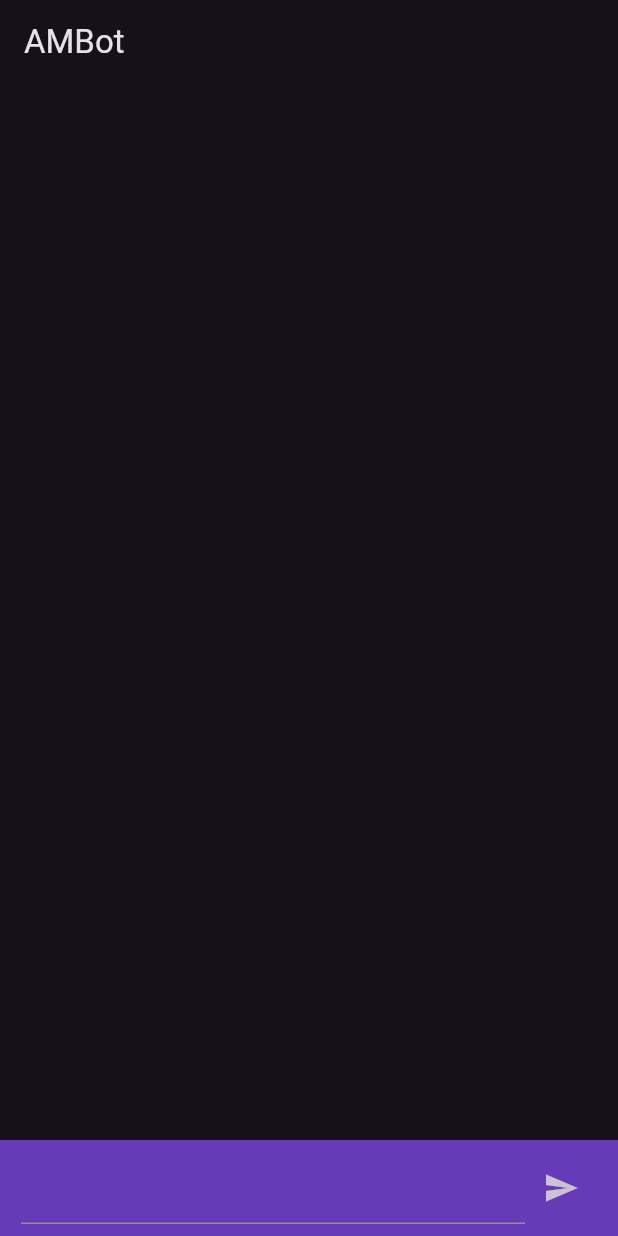
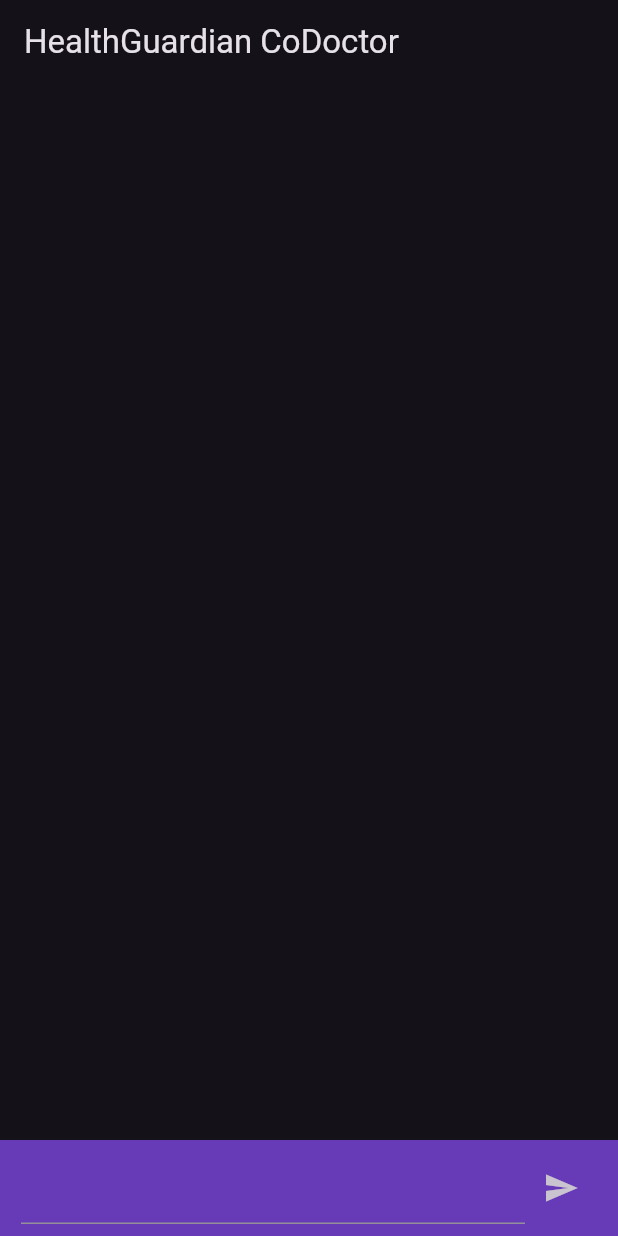
Before and after one commit to dharmesh-1715/chatbot2, a Flutter app: the screen it shows after launch, after a tap on the "send" icon, on a phone screen of 412 x 824 dp. Run offline on Flutter 3.47's test engine with Material 3 defaults, Android fonts, the phone set to English and light mode, and no system bars; missing offline and left inert: dialog_flowtter.

Commit message:
Working code

```diff
--- a/lib/main.dart
+++ b/lib/main.dart
@@ -1,5 +1,5 @@
+import 'package:flutter/material.dart';
 import 'package:dialog_flowtter/dialog_flowtter.dart';
-import 'package:flutter/material.dart';
 import 'package:chatbot/Messages.dart';
 
 void main() => runApp(MyApp());
@@ -10,7 +10,8 @@ class MyApp extends StatelessWidget {
   @override
   Widget build(BuildContext context) {
     return MaterialApp(
-      title: 'AMBot',
+      debugShowCheckedModeBanner: false,
+      title: 'HeathGuardian',
       theme: ThemeData(brightness: Brightness.dark),
       home: Home(),
     );
@@ -40,7 +41,7 @@ class _HomeState extends State<Home> {
   Widget build(BuildContext context) {
     return Scaffold(
       appBar: AppBar(
-        title: Text('AMBot'),
+        title: Text('HealthGuardian CoDoctor'),
       ),
       body: Container(
         child: Column(
@@ -55,24 +56,25 @@ class _HomeState extends State<Home> {
                     child: TextField(
                       controller: _controller,
                       style: TextStyle(color: Colors.white),
-                  )),
+                    ),
+                  ),
                   IconButton(
                     onPressed: () {
                       sendMessage(_controller.text);
                       _controller.clear();
                     },
-                      icon: Icon(Icons.send))
+                    icon: Icon(Icons.send),
+                  ),
                 ],
               ),
-            )
+            ),
           ],
         ),
       ),
     );
   }
-}
 
-sendMessage(String text) async {
+  void sendMessage(String text) async {
     if (text.isEmpty) {
       print('Message is empty');
     } else {
@@ -80,8 +82,10 @@ sendMessage(String text) async {
         addMessage(Message(text: DialogText(text: [text])), true);
       });
 
-    DetectIntentResponse response = await DialogFlowtter.detectIntent(
-        queryInput: QueryInput(text: TextInput(text: text)));
+      DialogFlowtter dialogFlowtter = await DialogFlowtter.fromFile();
+      DetectIntentResponse response = await dialogFlowtter.detectIntent(
+        queryInput: QueryInput(text: TextInput(text: text)),
+      );
       if (response.message == null) return;
       setState(() {
         addMessage(response.message!);
@@ -89,7 +93,7 @@ sendMessage(String text) async {
     }
   }
 
-addMessage(Message message, [bool isUserMessage = false]) {
+  void addMessage(Message message, [bool isUserMessage = false]) {
     messages.add({'message': message, 'isUserMessage': isUserMessage});
   }
 }
```
Lines whose indentation alone changed are shown as unchanged.
